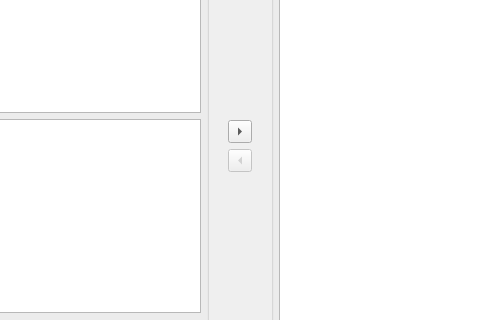
mveinot/QtCBM, file filewindow.ui: the form before one commit; both pictures show x 141 to 621 and y 130 to 450 of the 800 by 554 pixel window.
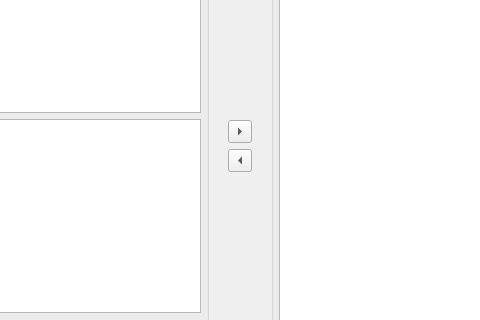
The form after the commit. Icons and pictures are not drawn.

Commit message: Enable copy FROM disk to local file

What changed in the file:
```diff
--- a/filewindow.ui
+++ b/filewindow.ui
@@ -255,7 +255,7 @@
            <item row="2" column="0">
             <widget class="QToolButton" name="copyFromCBM">
              <property name="enabled">
-              <bool>false</bool>
+              <bool>true</bool>
              </property>
              <property name="text">
               <string>&lt;-</string>
```
The commit also changes 2 other files.
